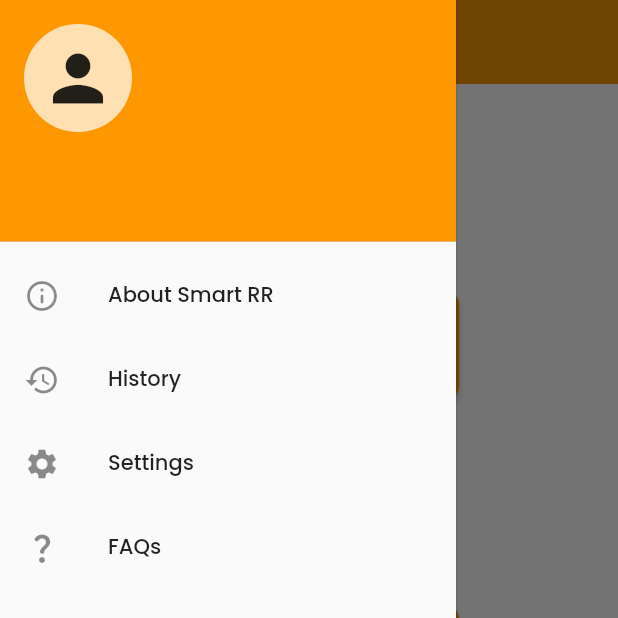
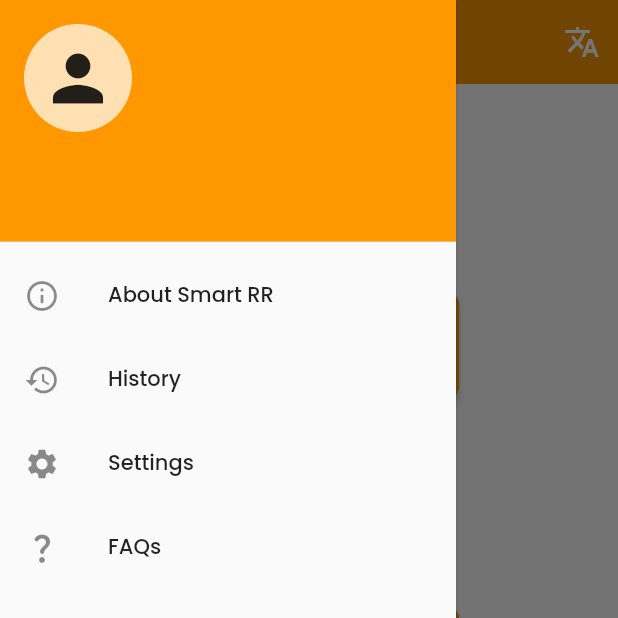
Before and after one commit to Fredoski26/smartrr, a Flutter app: the ReportOrHistoryPage screen opened by its route, with the side drawer open, on a phone screen of 412 x 824 dp, the top half of it. Run offline on Flutter 3.47's test engine with Material 2 defaults, Android fonts, the phone set to English and light mode, and no system bars; our stand-ins replace accordion, cloud_firestore, firebase_auth, firebase_core, fluttertoast, google_fonts and 5 more; missing offline and left inert: dialog_flowtter; accounts and stored records are empty; network calls fail.

Commit message:
Translated setting and home page

```diff
--- a/lib/components/screens/about.dart
+++ b/lib/components/screens/about.dart
@@ -1,10 +1,13 @@
 import 'package:flutter/material.dart';
+import 'package:smartrr/generated/l10n.dart';
 
 class About extends StatelessWidget {
   @override
   Widget build(BuildContext context) {
+    final _language = S.of(context);
+
     return Scaffold(
-      appBar: AppBar(title: Text("About SMartRR")),
+      appBar: AppBar(title: Text(_language.aboutSmartRR)),
       body: SingleChildScrollView(
         child: Column(
           crossAxisAlignment: CrossAxisAlignment.start,
--- a/lib/components/screens/user/report_or_history_page.dart
+++ b/lib/components/screens/user/report_or_history_page.dart
@@ -1,11 +1,15 @@
 import 'package:firebase_auth/firebase_auth.dart';
 import 'package:flutter/material.dart';
+import 'package:provider/provider.dart';
 import 'package:smartrr/components/widgets/chatbot.dart';
+import 'package:smartrr/components/widgets/language_picker.dart';
+import 'package:smartrr/provider/language_provider.dart';
 import 'package:smartrr/utils/colors.dart';
 import 'package:smartrr/utils/utils.dart';
 import '../../widgets/ask_action.dart';
 import 'consent_form_page.dart';
 import '../../widgets/custom_drawer.dart';
+import 'package:smartrr/generated/l10n.dart';
 
 class ReportOrHistoryPage extends StatefulWidget {
   @override
@@ -24,13 +28,20 @@
 
   @override
   Widget build(BuildContext context) {
-    return Scaffold(
+    final _language = S.of(context);
+
+    return Consumer<LanguageNotifier>(
+        builder: (context, _, child) => Scaffold(
               key: mScaffoldState,
               drawer: CustomDrawer(),
               appBar: AppBar(
                 title: Text("Smart RR"),
+                actions: [LanguagePicker()],
               ),
-      body: Center(
+              body: Padding(
+                padding:
+                    const EdgeInsets.symmetric(vertical: 0, horizontal: 10.0),
+                child: Center(
                   child: IntrinsicWidth(
                     child: Column(
                       crossAxisAlignment: CrossAxisAlignment.stretch,
@@ -40,18 +51,19 @@
                           onPressed: () => _bottomSheet(context: context),
                           icon: Icon(Icons.report_rounded),
                           label: Padding(
-                  padding:
-                      const EdgeInsets.symmetric(horizontal: 0, vertical: 20.0),
-                  child: Text("Report a Case"),
+                            padding: const EdgeInsets.symmetric(
+                                horizontal: 0, vertical: 20.0),
+                            child: Text(_language.reportACase),
                           ),
                         ),
                         ElevatedButton.icon(
-                onPressed: () => Navigator.of(context).pushNamed("/about"),
+                          onPressed: () =>
+                              Navigator.of(context).pushNamed("/about"),
                           icon: Icon(Icons.info_rounded),
                           label: Padding(
-                  padding:
-                      const EdgeInsets.symmetric(horizontal: 0, vertical: 20.0),
-                  child: Text("All About SRHR"),
+                            padding: const EdgeInsets.symmetric(
+                                horizontal: 0, vertical: 20.0),
+                            child: Text(_language.allAboutSRHR),
                           ),
                         ),
                         ElevatedButton.icon(
@@ -60,20 +72,10 @@
                             label: Padding(
                               padding: const EdgeInsets.symmetric(
                                   horizontal: 0, vertical: 20.0),
-                    child: Text("Impact of Smart RR"),
+                              child: Text(_language.impactOfSmartRR),
                             )),
-              // Container(
-              //   decoration: _actionButtonDecoration,
-              //   child: ElevatedButton(
-              //     onPressed: () {},
-              //     child: Padding(
-              //       padding: const EdgeInsets.symmetric(
-              //           horizontal: 48.0, vertical: 20.0),
-              //       child: Text("Impact of Smart RR"),
-              //     ),
-              //   ),
-              // ),
                       ],
+                    ),
                   ),
                 ),
               ),
@@ -81,9 +83,9 @@
                   backgroundColor: primaryColor,
                   foregroundColor: Colors.white,
                   child: Icon(Icons.chat),
-          onPressed: () => Navigator.of(context)
-              .push(MaterialPageRoute(builder: (context) => ChatBot()))),
-    );
+                  onPressed: () => Navigator.of(context).push(
+                      MaterialPageRoute(builder: (context) => ChatBot()))),
+            ));
   }
 
   _bottomSheet({BuildContext context}) {
@@ -109,7 +111,7 @@
                   mainAxisAlignment: MainAxisAlignment.center,
                   children: [
                     Text(
-                      'Report for',
+                      S.current.reportFor,
                       style: TextStyle(
                         color: Colors.black,
                         fontSize: 18,
@@ -125,7 +127,7 @@
                   children: [
                     Expanded(
                       child: ElevatedButton(
-                        child: Text('Yourself'),
+                        child: Text(S.current.yourself),
                         onPressed: () => _onReportTap(userType: true),
                       ),
                     ),
@@ -135,7 +137,7 @@
                   children: [
                     Expanded(
                       child: ElevatedButton(
-                        child: Text('Someone else'),
+                        child: Text(S.current.someoneElse),
                         onPressed: () => _onReportTap(userType: false),
                       ),
                     ),
@@ -158,32 +160,4 @@
       );
     });
   }
-
-  _more(More result) {
-    debugPrint(result.toString());
-    switch (result) {
-      case More.logout:
-        debugPrint('Logout tapped!');
-        askAction(
-            actionText: 'Yes',
-            cancelText: 'No',
-            text: 'Do you want to logout?',
-            context: context,
-            func: _logout,
-            cancelFunc: _stayHere);
-        break;
 }
-  }
-
-  _logout() async {
-    debugPrint('Logged Out!');
-    await FirebaseAuth.instance.signOut().then((_) {
-      clearPrefs().then((_) => Navigator.pushNamedAndRemoveUntil(
-          context, '/login', ModalRoute.withName('Login')));
-    });
-  }
-
-  _stayHere() {
-    Navigator.pop(context);
-  }
-}
--- a/lib/components/widgets/custom_drawer.dart
+++ b/lib/components/widgets/custom_drawer.dart
@@ -1,17 +1,34 @@
 import 'package:flutter/material.dart';
+import 'package:smartrr/components/widgets/ask_action.dart';
 import 'package:smartrr/utils/utils.dart';
 import 'package:firebase_auth/firebase_auth.dart';
+import 'package:smartrr/generated/l10n.dart';
 
 class CustomDrawer extends StatelessWidget {
   final User _currentUser = FirebaseAuth.instance.currentUser;
   @override
   Widget build(BuildContext context) {
+    final _language = S.of(context);
+
+    _stayHere() {
+      Navigator.pop(context);
+    }
+
     _logout() async {
-      debugPrint('Logged Out!');
       await FirebaseAuth.instance.signOut().then((_) {
         clearPrefs().then((_) => Navigator.pushNamedAndRemoveUntil(
             context, '/login', ModalRoute.withName('Login')));
       });
+    }
+
+    _confirmLogout() {
+      askAction(
+          actionText: 'Yes',
+          cancelText: 'No',
+          text: 'Do you want to logout?',
+          context: context,
+          func: _logout,
+          cancelFunc: _stayHere);
     }
 
     return Drawer(
@@ -30,17 +47,17 @@
             accountEmail: Text(_currentUser.email)),
         ListTile(
           leading: Icon(Icons.info_outline_rounded),
-          title: Text("About Smart RR"),
+          title: Text(_language.aboutSmartRR),
           onTap: () => Navigator.of(context).pushNamed("/about"),
         ),
         ListTile(
           leading: Icon(Icons.history),
-          title: Text("History"),
+          title: Text(_language.history),
           onTap: () => Navigator.pushNamed(context, '/casesHistory'),
         ),
         ListTile(
           leading: Icon(Icons.settings),
-          title: Text("Settings"),
+          title: Text(_language.settings),
           onTap: () => Navigator.pushNamed(context, '/settings'),
         ),
         ListTile(
@@ -50,8 +67,8 @@
         ),
         ListTile(
           leading: Icon(Icons.logout),
-          title: Text("Log Out"),
-          onTap: _logout,
+          title: Text(_language.logOut),
+          onTap: _confirmLogout,
         )
       ]),
     );
```
Also changed, not shown: lib/components/screens/settings.dart (+28 -19 lines), lib/components/screens/user/cases_history_screen.dart (+4 -3 lines), lib/l10n/intl_en.arb (+17 -1 lines), lib/l10n/intl_ha.arb (+18 -2 lines), lib/generated/intl/messages_en.dart, lib/generated/intl/messages_ha.dart, lib/generated/l10n.dart. Lines whose indentation alone changed are shown as unchanged.
